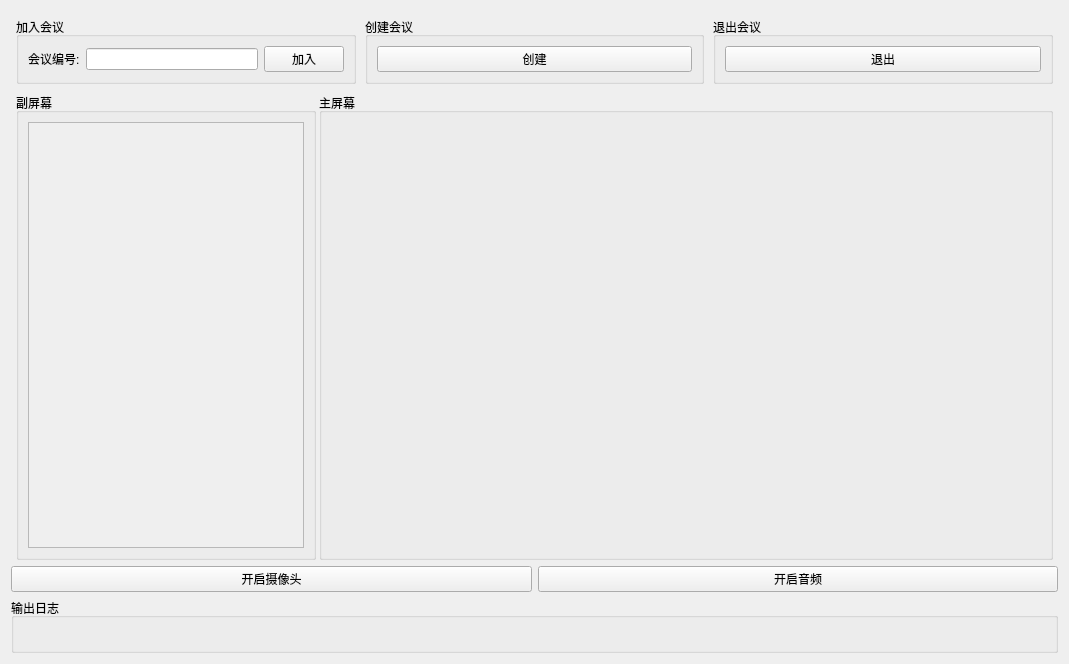
First picture: the form in widget.ui, repository muleimulei/CloudMeeting, before the edit.
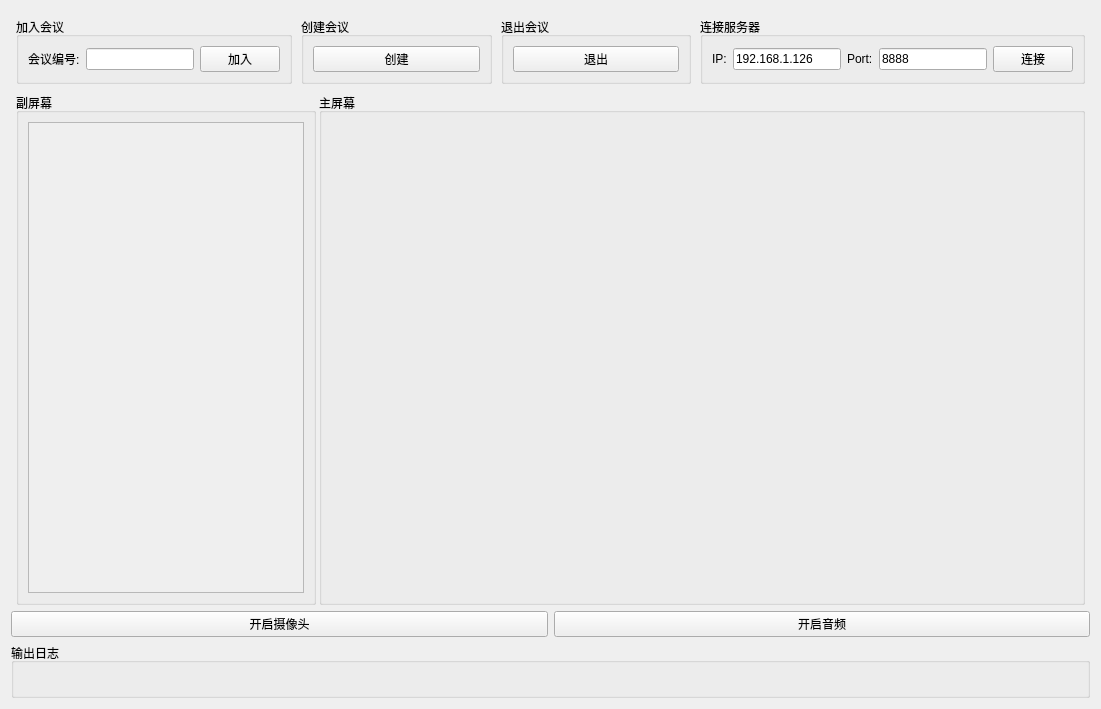
Second picture: the form after the edit.

Patch:
```diff
--- a/widget.ui
+++ b/widget.ui
@@ -9,8 +9,8 @@
    <rect>
     <x>0</x>
     <y>0</y>
-    <width>1069</width>
-    <height>664</height>
+    <width>1101</width>
+    <height>709</height>
    </rect>
   </property>
   <property name="sizePolicy">
@@ -140,6 +140,74 @@
        </layout>
       </widget>
      </item>
+     <item>
+      <widget class="QGroupBox" name="groupBox_4">
+       <property name="title">
+        <string>连接服务器</string>
+       </property>
+       <layout class="QHBoxLayout" name="horizontalLayout_7">
+        <item>
+         <widget class="QLabel" name="label">
+          <property name="text">
+           <string>IP:</string>
+          </property>
+         </widget>
+        </item>
+        <item>
+         <widget class="QLineEdit" name="ip">
+          <property name="sizePolicy">
+           <sizepolicy hsizetype="Minimum" vsizetype="Fixed">
+            <horstretch>0</horstretch>
+            <verstretch>0</verstretch>
+           </sizepolicy>
+          </property>
+          <property name="minimumSize">
+           <size>
+            <width>0</width>
+            <height>0</height>
+           </size>
+          </property>
+          <property name="text">
+           <string>192.168.1.126</string>
+          </property>
+         </widget>
+        </item>
+        <item>
+         <widget class="QLabel" name="label_2">
+          <property name="text">
+           <string>Port:</string>
+          </property>
+         </widget>
+        </item>
+        <item>
+         <widget class="QLineEdit" name="port">
+          <property name="sizePolicy">
+           <sizepolicy hsizetype="Minimum" vsizetype="Fixed">
+            <horstretch>0</horstretch>
+            <verstretch>0</verstretch>
+           </sizepolicy>
+          </property>
+          <property name="maximumSize">
+           <size>
+            <width>300</width>
+            <height>16777215</height>
+           </size>
+          </property>
+          <property name="text">
+           <string>8888</string>
+          </property>
+         </widget>
+        </item>
+        <item>
+         <widget class="QPushButton" name="connServer">
+          <property name="text">
+           <string>连接</string>
+          </property>
+         </widget>
+        </item>
+       </layout>
+      </widget>
+     </item>
     </layout>
    </item>
    <item>
@@ -188,7 +256,7 @@
              <x>0</x>
              <y>0</y>
              <width>278</width>
-             <height>459</height>
+             <height>502</height>
             </rect>
            </property>
            <property name="sizePolicy">
@@ -275,6 +343,43 @@
           <verstretch>0</verstretch>
          </sizepolicy>
         </property>
+        <property name="palette">
+         <palette>
+          <active>
+           <colorrole role="WindowText">
+            <brush brushstyle="SolidPattern">
+             <color alpha="255">
+              <red>255</red>
+              <green>0</green>
+              <blue>0</blue>
+             </color>
+            </brush>
+           </colorrole>
+          </active>
+          <inactive>
+           <colorrole role="WindowText">
+            <brush brushstyle="SolidPattern">
+             <color alpha="255">
+              <red>255</red>
+              <green>0</green>
+              <blue>0</blue>
+             </color>
+            </brush>
+           </colorrole>
+          </inactive>
+          <disabled>
+           <colorrole role="WindowText">
+            <brush brushstyle="SolidPattern">
+             <color alpha="255">
+              <red>120</red>
+              <green>120</green>
+              <blue>120</blue>
+             </color>
+            </brush>
+           </colorrole>
+          </disabled>
+         </palette>
+        </property>
         <property name="text">
          <string/>
         </property>
```
